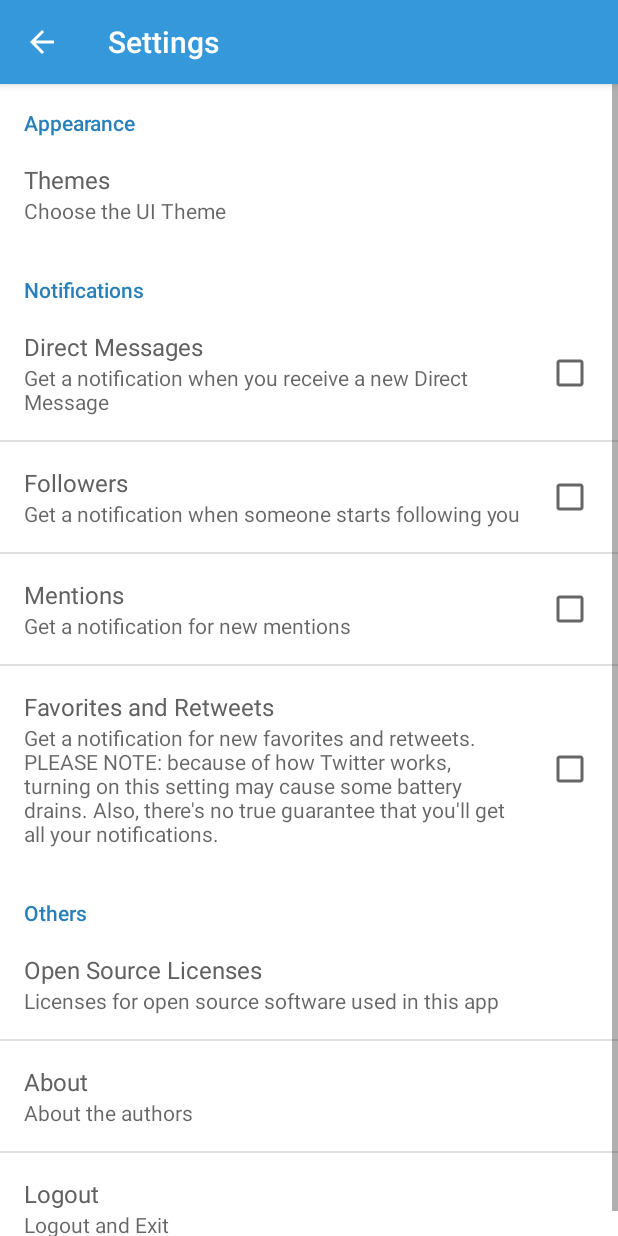
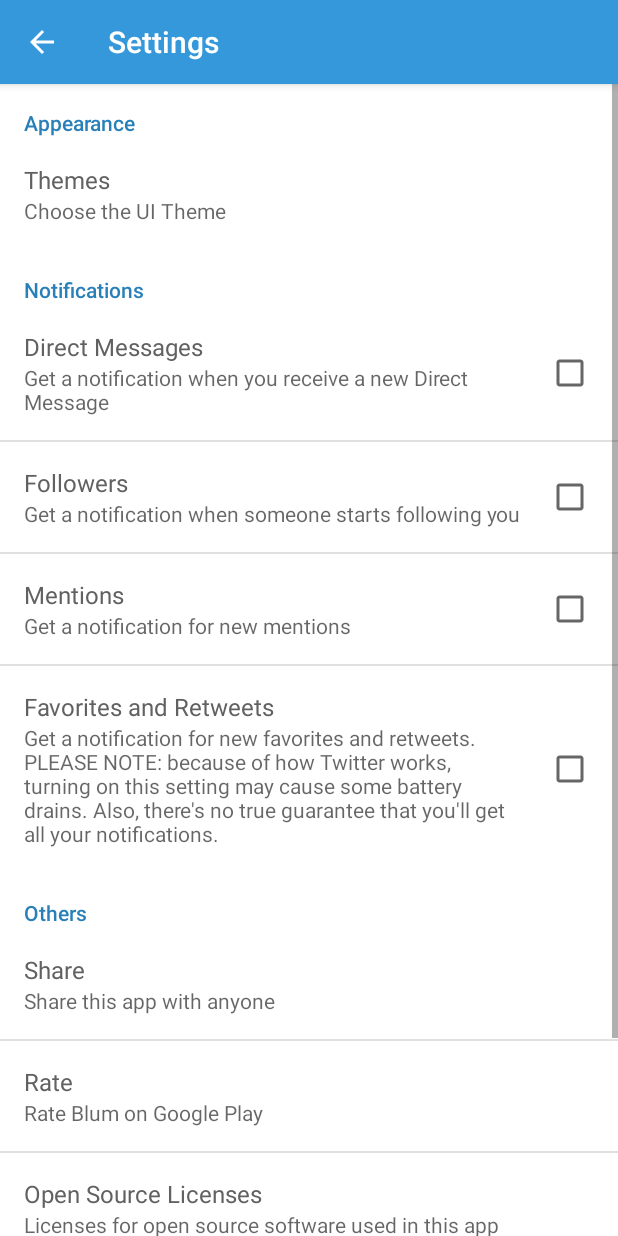
Before and after one commit to ziggy42/Blum, an Android app: the SettingsActivity screen opened directly, with no data from a screen before it, on a phone screen of 412 x 824 dp. Run offline under Robolectric (Android 15) with nearby library versions, the phone set to English and light mode, and no system bars; libraries missing offline, so code that uses them is left out: com.luseen.autolinklibrary, twitter4j.auth.

Commit message:
Share and Rate

```diff
--- a/app/src/main/java/com/andreapivetta/blu/common/settings/SharedPreferencesAppSettings.kt
+++ b/app/src/main/java/com/andreapivetta/blu/common/settings/SharedPreferencesAppSettings.kt
@@ -46,7 +46,7 @@ class SharedPreferencesAppSettings(context: Context) : AppSettings {
 
     override fun getLoggedUserId() = sharedPreferences.getLong(KEY_LOGGED_USER_ID, 0L)
 
-    override fun getLoggedUserScreenName() = sharedPreferences.getString(KEY_LOGGED_USER, "")
+    override fun getLoggedUserScreenName(): String = sharedPreferences.getString(KEY_LOGGED_USER, "")
 
     override fun saveTheme(theme: String) {
         sharedPreferences.edit().putString(KEY_THEMES, theme).apply()
--- a/app/src/main/res/menu/menu_profile.xml
+++ b/app/src/main/res/menu/menu_profile.xml
@@ -1,7 +1,9 @@
 <?xml version="1.0" encoding="utf-8"?>
-<menu xmlns:android="http://schemas.android.com/apk/res/android">
+<menu xmlns:android="http://schemas.android.com/apk/res/android"
+    xmlns:app="http://schemas.android.com/apk/res-auto">
 
     <item
         android:id="@+id/action_update_relation"
-        android:showAsAction="never" />
+        android:title=""
+        app:showAsAction="never" />
 </menu>
--- a/app/src/main/res/values/strings.xml
+++ b/app/src/main/res/values/strings.xml
@@ -70,6 +70,8 @@
     <string name="unfollow">Unfollow this user</string>
     <string name="new_follow">You are now following this user</string>
     <string name="new_unfollow">You are not following this user anymore</string>
+    <string name="share_app_text">Check out Blum on Google Play https://play.google.com/store/apps/details?id=com.andreapivetta.blu</string>
+    <string name="missing_play_store">You need to have Play Store installed to perform this action</string>
 
     <array name="search_tabs_names">
         <item>Tweets</item>
@@ -114,6 +116,10 @@
     <string name="prefcat_appearance_title">Appearance</string>
     <string name="themes_pref_summary">Choose the UI Theme</string>
     <string name="themes_pref_title">Themes</string>
+    <string name="share_pref_title">Share</string>
+    <string name="share_pref_summary">Share this app with anyone</string>
+    <string name="rate_pref_summary">Rate Blum on Google Play</string>
+    <string name="rate_pref_title">Rate</string>
 
     <!-- Content Descriptors -->
     <string name="profile_background_contentDescriptor" translatable="false">User Background Image View</string>
--- a/app/src/main/res/xml/pref_general.xml
+++ b/app/src/main/res/xml/pref_general.xml
@@ -39,6 +39,16 @@
     <PreferenceCategory android:title="@string/prefcat_others_title">
 
         <Preference
+            android:key="pref_key_share"
+            android:summary="@string/share_pref_summary"
+            android:title="@string/share_pref_title" />
+
+        <Preference
+            android:key="pref_key_rate"
+            android:summary="@string/rate_pref_summary"
+            android:title="@string/rate_pref_title" />
+
+        <Preference
             android:key="pref_key_licenses"
             android:summary="@string/licenses_pref_summary"
             android:title="@string/licenses_pref_title" />
```
Also changed, not shown: app/src/main/java/com/andreapivetta/blu/common/utils/Extensions.kt (+9 -0 lines), app/src/main/java/com/andreapivetta/blu/ui/settings/SettingsActivity.kt (+18 -0 lines), app/src/main/java/com/andreapivetta/blu/ui/tweetdetails/TweetDetailsFragment.kt (+2 -5 lines).
